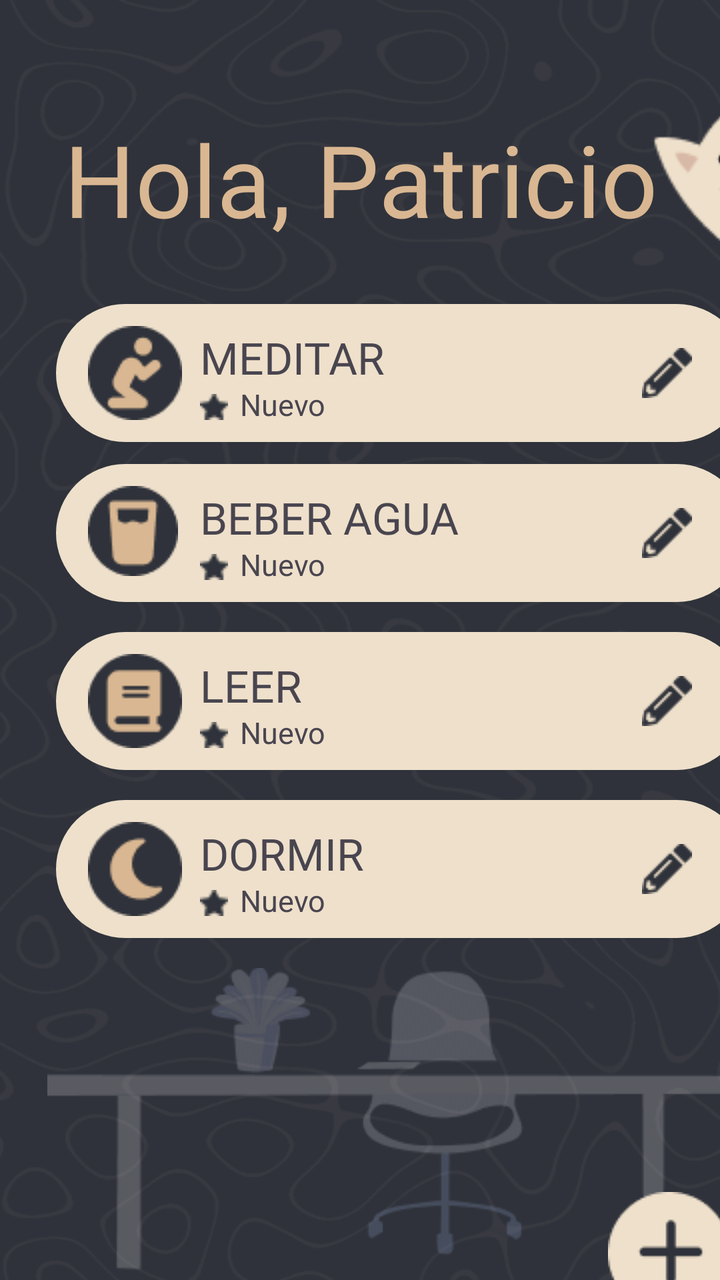
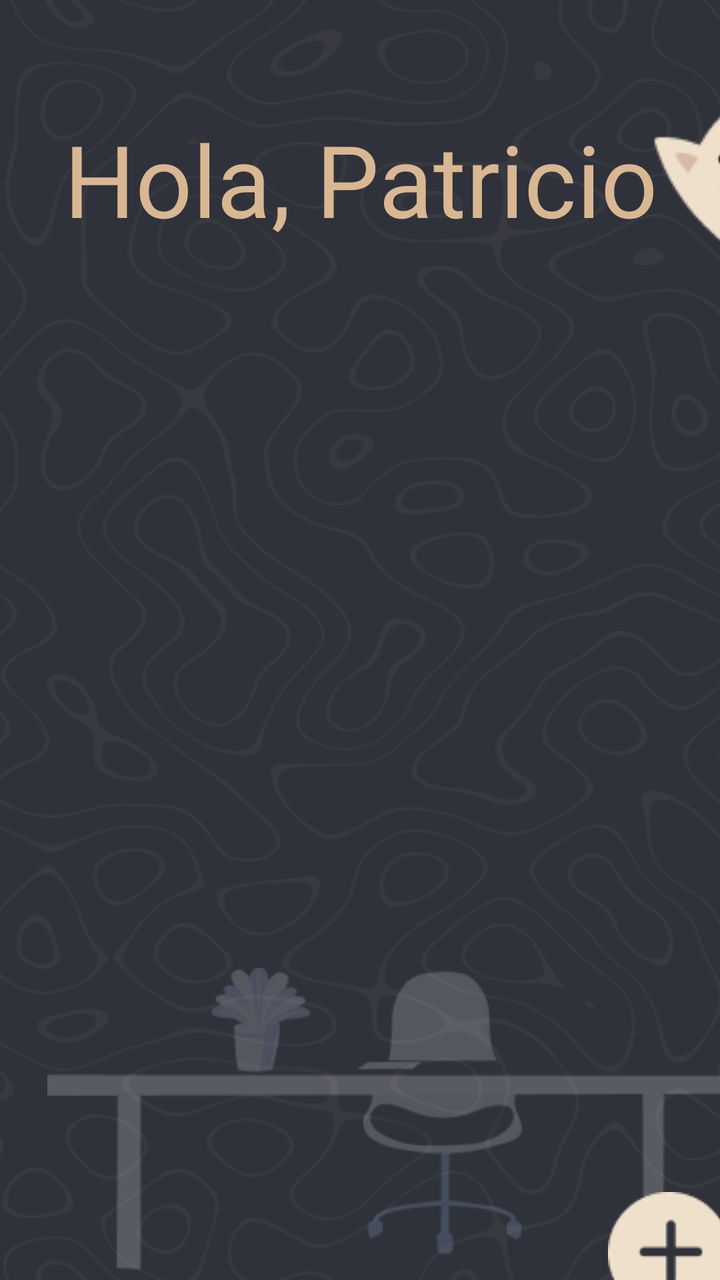

Two renders of the same Android screen: before a commit and after it. Below are the layout's source before the change and the commit's diff.
<!-- AndroidManifest.xml: application theme Theme.OneHabits -->
<!-- res/layout/activity_dashboard.xml -->
<?xml version="1.0" encoding="utf-8"?>
<androidx.constraintlayout.widget.ConstraintLayout xmlns:android="http://schemas.android.com/apk/res/android"
    xmlns:app="http://schemas.android.com/apk/res-auto"
    xmlns:tools="http://schemas.android.com/tools"
    android:layout_width="match_parent"
    android:layout_height="match_parent"
    android:background="@mipmap/fondoxd"
    tools:context=".dashboard">

    <ImageView
        android:id="@+id/imageView2"
        android:layout_width="152dp"
        android:layout_height="158dp"
        android:layout_marginStart="288dp"
        android:layout_marginTop="16dp"
        app:layout_constraintStart_toStartOf="parent"
        app:layout_constraintTop_toTopOf="parent"
        app:srcCompat="@mipmap/gato" />

    <TextView
        android:id="@+id/textView2"
        android:layout_width="wrap_content"
        android:layout_height="wrap_content"
        android:layout_marginStart="32dp"
        android:layout_marginTop="56dp"
        android:fontFamily="@font/staatliches_regular"
        android:text="Hola, Patricio"
        android:textColor="@color/yellow"
        android:textSize="50sp"
        app:layout_constraintStart_toStartOf="parent"
        app:layout_constraintTop_toTopOf="parent" />

    <androidx.constraintlayout.widget.ConstraintLayout
        android:layout_width="345dp"
        android:layout_height="69dp"
        android:layout_marginStart="28dp"
        android:layout_marginTop="152dp"
        android:background="@drawable/bg_card"
        app:layout_constraintStart_toStartOf="parent"
        app:layout_constraintTop_toTopOf="parent">


        <TextView
            android:id="@+id/textView10"
            android:layout_width="wrap_content"
            android:layout_height="wrap_content"
            android:layout_marginStart="72dp"
            android:layout_marginTop="12dp"
            android:fontFamily="@font/lato_regular"
            android:text="MEDITAR"
            android:textSize="22dp"
            app:layout_constraintStart_toStartOf="parent"
            app:layout_constraintTop_toTopOf="parent" />

        <ImageView
            android:id="@+id/imageView15"
            android:layout_width="wrap_content"
            android:layout_height="wrap_content"
            android:layout_marginStart="16dp"
            android:layout_marginTop="11dp"
            app:layout_constraintStart_toStartOf="parent"
            app:layout_constraintTop_toTopOf="parent"
            app:srcCompat="@mipmap/praying" />

        <ImageView
            android:id="@+id/imageView16"
            android:layout_width="wrap_content"
            android:layout_height="wrap_content"
            android:layout_marginStart="293dp"
            android:layout_marginTop="22dp"
            app:layout_constraintStart_toStartOf="parent"
            app:layout_constraintTop_toTopOf="parent"
            app:srcCompat="@mipmap/edit_gray" />

        <ImageView
            android:id="@+id/imageView17"
            android:layout_width="14dp"
            android:layout_height="13dp"
            android:layout_marginStart="72dp"
            android:layout_marginTop="45dp"
            app:layout_constraintStart_toStartOf="parent"
            app:layout_constraintTop_toTopOf="parent"
            app:srcCompat="@mipmap/star" />

        <TextView
            android:id="@+id/textView11"
            android:layout_width="wrap_content"
            android:layout_height="wrap_content"
            android:layout_marginStart="92dp"
            android:layout_marginTop="40dp"
            android:text="Nuevo"
            android:textSize="15sp"
            app:layout_constraintStart_toStartOf="parent"
            app:layout_constraintTop_toTopOf="parent" />


    </androidx.constraintlayout.widget.ConstraintLayout>

    <androidx.constraintlayout.widget.ConstraintLayout
        android:layout_width="345dp"
        android:layout_height="69dp"
        android:layout_marginStart="28dp"
        android:layout_marginTop="400dp"
        android:background="@drawable/bg_card"
        app:layout_constraintStart_toStartOf="parent"
        app:layout_constraintTop_toTopOf="parent">


        <TextView
            android:id="@+id/textView11"
            android:layout_width="wrap_content"
            android:layout_height="wrap_content"
            android:layout_marginStart="72dp"
            android:layout_marginTop="12dp"
            android:fontFamily="@font/lato_regular"
            android:text="DORMIR"
            android:textSize="22dp"
            app:layout_constraintStart_toStartOf="parent"
            app:layout_constraintTop_toTopOf="parent"
            tools:ignore="DuplicateIds" />

        <ImageView
            android:id="@+id/imageView16"
            android:layout_width="wrap_content"
            android:layout_height="wrap_content"
            android:layout_marginStart="16dp"
            android:layout_marginTop="11dp"
            app:layout_constraintStart_toStartOf="parent"
            app:layout_constraintTop_toTopOf="parent"
            app:srcCompat="@mipmap/moon"
            tools:ignore="DuplicateIds" />

        <ImageView
            android:id="@+id/imageView16"
            android:layout_width="wrap_content"
            android:layout_height="wrap_content"
            android:layout_marginStart="293dp"
            android:layout_marginTop="22dp"
            app:layout_constraintStart_toStartOf="parent"
            app:layout_constraintTop_toTopOf="parent"
            app:srcCompat="@mipmap/edit_gray"
            tools:ignore="DuplicateIds" />

        <ImageView
            android:id="@+id/imageView17"
            android:layout_width="14dp"
            android:layout_height="13dp"
            android:layout_marginStart="72dp"
            android:layout_marginTop="45dp"
            app:layout_constraintStart_toStartOf="parent"
            app:layout_constraintTop_toTopOf="parent"
            app:srcCompat="@mipmap/star"
            tools:ignore="DuplicateIds" />

        <TextView
            android:id="@+id/textView11"
            android:layout_width="wrap_content"
            android:layout_height="wrap_content"
            android:layout_marginStart="92dp"
            android:layout_marginTop="40dp"
            android:text="Nuevo"
            android:textSize="15sp"
            app:layout_constraintStart_toStartOf="parent"
            app:layout_constraintTop_toTopOf="parent"
            tools:ignore="DuplicateIds" />
    </androidx.constraintlayout.widget.ConstraintLayout>

    <androidx.constraintlayout.widget.ConstraintLayout
        android:layout_width="345dp"
        android:layout_height="69dp"
        android:layout_marginStart="28dp"
        android:layout_marginTop="316dp"
        android:background="@drawable/bg_card"
        app:layout_constraintStart_toStartOf="parent"
        app:layout_constraintTop_toTopOf="parent">


        <TextView
            android:id="@+id/textView11"
            android:layout_width="wrap_content"
            android:layout_height="wrap_content"
            android:layout_marginStart="72dp"
            android:layout_marginTop="12dp"
            android:fontFamily="@font/lato_regular"
            android:text="LEER"
            android:textSize="22dp"
            app:layout_constraintStart_toStartOf="parent"
            app:layout_constraintTop_toTopOf="parent"
            tools:ignore="DuplicateIds" />

        <ImageView
            android:id="@+id/imageView16"
            android:layout_width="wrap_content"
            android:layout_height="wrap_content"
            android:layout_marginStart="16dp"
            android:layout_marginTop="11dp"
            app:layout_constraintStart_toStartOf="parent"
            app:layout_constraintTop_toTopOf="parent"
            app:srcCompat="@mipmap/book"
            tools:ignore="DuplicateIds" />

        <ImageView
            android:id="@+id/imageView16"
            android:layout_width="wrap_content"
            android:layout_height="wrap_content"
            android:layout_marginStart="293dp"
            android:layout_marginTop="22dp"
            app:layout_constraintStart_toStartOf="parent"
            app:layout_constraintTop_toTopOf="parent"
            app:srcCompat="@mipmap/edit_gray"
            tools:ignore="DuplicateIds" />

        <ImageView
            android:id="@+id/imageView17"
            android:layout_width="14dp"
            android:layout_height="13dp"
            android:layout_marginStart="72dp"
            android:layout_marginTop="45dp"
            app:layout_constraintStart_toStartOf="parent"
            app:layout_constraintTop_toTopOf="parent"
            app:srcCompat="@mipmap/star"
            tools:ignore="DuplicateIds" />

        <TextView
            android:id="@+id/textView11"
            android:layout_width="wrap_content"
            android:layout_height="wrap_content"
            android:layout_marginStart="92dp"
            android:layout_marginTop="40dp"
            android:text="Nuevo"
            android:textSize="15sp"
            app:layout_constraintStart_toStartOf="parent"
            app:layout_constraintTop_toTopOf="parent"
            tools:ignore="DuplicateIds" />
    </androidx.constraintlayout.widget.ConstraintLayout>

    <androidx.constraintlayout.widget.ConstraintLayout
        android:layout_width="345dp"
        android:layout_height="69dp"
        android:layout_marginStart="28dp"
        android:layout_marginTop="232dp"
        android:background="@drawable/bg_card"
        app:layout_constraintStart_toStartOf="parent"
        app:layout_constraintTop_toTopOf="parent">


        <TextView
            android:id="@+id/textView11"
            android:layout_width="wrap_content"
            android:layout_height="wrap_content"
            android:layout_marginStart="72dp"
            android:layout_marginTop="12dp"
            android:fontFamily="@font/lato_regular"
            android:text="BEBER AGUA"
            android:textSize="22dp"
            app:layout_constraintStart_toStartOf="parent"
            app:layout_constraintTop_toTopOf="parent"
            tools:ignore="DuplicateIds" />

        <ImageView
            android:id="@+id/imageView16"
            android:layout_width="wrap_content"
            android:layout_height="wrap_content"
            android:layout_marginStart="16dp"
            android:layout_marginTop="11dp"
            app:layout_constraintStart_toStartOf="parent"
            app:layout_constraintTop_toTopOf="parent"
            app:srcCompat="@mipmap/glass"
            tools:ignore="DuplicateIds" />

        <ImageView
            android:id="@+id/imageView16"
            android:layout_width="wrap_content"
            android:layout_height="wrap_content"
            android:layout_marginStart="293dp"
            android:layout_marginTop="22dp"
            app:layout_constraintStart_toStartOf="parent"
            app:layout_constraintTop_toTopOf="parent"
            app:srcCompat="@mipmap/edit_gray"
            tools:ignore="DuplicateIds" />

        <ImageView
            android:id="@+id/imageView17"
            android:layout_width="14dp"
            android:layout_height="13dp"
            android:layout_marginStart="72dp"
            android:layout_marginTop="45dp"
            app:layout_constraintStart_toStartOf="parent"
            app:layout_constraintTop_toTopOf="parent"
            app:srcCompat="@mipmap/star"
            tools:ignore="DuplicateIds" />

        <TextView
            android:id="@+id/textView11"
            android:layout_width="wrap_content"
            android:layout_height="wrap_content"
            android:layout_marginStart="92dp"
            android:layout_marginTop="40dp"
            android:text="Nuevo"
            android:textSize="15sp"
            app:layout_constraintStart_toStartOf="parent"
            app:layout_constraintTop_toTopOf="parent"
            tools:ignore="DuplicateIds" />
    </androidx.constraintlayout.widget.ConstraintLayout>

    <ImageView
        android:id="@+id/imageView4"
        android:layout_width="357dp"
        android:layout_height="157dp"
        android:layout_marginStart="16dp"
        android:layout_marginTop="484dp"
        app:layout_constraintStart_toStartOf="parent"
        app:layout_constraintTop_toTopOf="parent"
        app:srcCompat="@mipmap/table" />

    <ImageView
        android:id="@+id/btnAdd"
        android:layout_width="wrap_content"
        android:layout_height="wrap_content"
        android:layout_marginStart="304dp"
        android:layout_marginTop="596dp"
        android:onClick="goAdd"
        app:layout_constraintStart_toStartOf="parent"
        app:layout_constraintTop_toTopOf="parent"
        app:srcCompat="@mipmap/add" />

    <TextView
        android:id="@+id/textView3"
        android:layout_width="wrap_content"
        android:layout_height="wrap_content"
        android:layout_marginStart="64dp"
        android:layout_marginTop="672dp"
        android:fontFamily="@font/staatliches_regular"
        android:text="Inicio"
        android:textColor="@color/yellow"
        android:textSize="24dp"
        app:layout_constraintStart_toStartOf="parent"
        app:layout_constraintTop_toTopOf="parent" />

    <TextView
        android:id="@+id/textView4"
        android:layout_width="wrap_content"
        android:layout_height="wrap_content"
        android:layout_marginStart="144dp"
        android:layout_marginTop="672dp"
        android:fontFamily="@font/staatliches_regular"
        android:text="Calendario"
        android:textColor="@color/yellow"
        android:textSize="24dp"
        android:onClick="goCalendar"
        app:layout_constraintStart_toStartOf="parent"
        app:layout_constraintTop_toTopOf="parent" />

    <TextView
        android:id="@+id/textView5"
        android:layout_width="wrap_content"
        android:layout_height="wrap_content"
        android:layout_marginStart="272dp"
        android:layout_marginTop="672dp"
        android:fontFamily="@font/staatliches_regular"
        android:onClick="goSettings"
        android:text="Ajustes"
        android:textColor="@color/yellow"
        android:textSize="24dp"
        android:textStyle="normal"
        app:layout_constraintStart_toStartOf="parent"
        app:layout_constraintTop_toTopOf="parent" />


</androidx.constraintlayout.widget.ConstraintLayout>
<!-- resources referenced by this layout -->
<resources>
  <color name="yellow">#D9B792</color>
  <!-- drawable bg_card (drawable) -->
  <?xml version="1.0" encoding="utf-8"?>
  <shape xmlns:android="http://schemas.android.com/apk/res/android" android:shape="rectangle">
      <corners android:radius="50dp"/>
      <solid android:color="@color/lightyellow" />
  </shape>
  <!-- mipmap add: png bitmap (mipmap-mdpi, 1306 bytes) -->
  <!-- mipmap book: png bitmap (mipmap-mdpi, 1276 bytes) -->
  <!-- mipmap edit_gray: png bitmap (mipmap-mdpi, 531 bytes) -->
  <!-- mipmap fondoxd: png bitmap (mipmap-mdpi, 60838 bytes) -->
  <!-- mipmap gato: png bitmap (mipmap-mdpi, 2811 bytes) -->
  <!-- mipmap glass: png bitmap (mipmap-mdpi, 1271 bytes) -->
  <!-- mipmap moon: png bitmap (mipmap-mdpi, 1438 bytes) -->
  <!-- mipmap praying: png bitmap (mipmap-mdpi, 1644 bytes) -->
  <!-- mipmap star: png bitmap (mipmap-mdpi, 307 bytes) -->
  <!-- mipmap table: png bitmap (mipmap-mdpi, 9207 bytes) -->
  <style name="Theme.OneHabits" parent="Base.Theme.OneHabits" />
  <color name="lightyellow">#eee0cb</color>
  <style name="Base.Theme.OneHabits" parent="Theme.Material3.DayNight.NoActionBar">
          
          
      </style>
</resources>

<!-- the commit's change to res/layout/activity_dashboard.xml (unified diff, before → after) -->
@@ -30,278 +30,6 @@
         app:layout_constraintStart_toStartOf="parent"
         app:layout_constraintTop_toTopOf="parent" />
 
-    <androidx.constraintlayout.widget.ConstraintLayout
-        android:layout_width="345dp"
-        android:layout_height="69dp"
-        android:layout_marginStart="28dp"
-        android:layout_marginTop="152dp"
-        android:background="@drawable/bg_card"
-        app:layout_constraintStart_toStartOf="parent"
-        app:layout_constraintTop_toTopOf="parent">
-
-
-        <TextView
-            android:id="@+id/textView10"
-            android:layout_width="wrap_content"
-            android:layout_height="wrap_content"
-            android:layout_marginStart="72dp"
-            android:layout_marginTop="12dp"
-            android:fontFamily="@font/lato_regular"
-            android:text="MEDITAR"
-            android:textSize="22dp"
-            app:layout_constraintStart_toStartOf="parent"
-            app:layout_constraintTop_toTopOf="parent" />
-
-        <ImageView
-            android:id="@+id/imageView15"
-            android:layout_width="wrap_content"
-            android:layout_height="wrap_content"
-            android:layout_marginStart="16dp"
-            android:layout_marginTop="11dp"
-            app:layout_constraintStart_toStartOf="parent"
-            app:layout_constraintTop_toTopOf="parent"
-            app:srcCompat="@mipmap/praying" />
-
-        <ImageView
-            android:id="@+id/imageView16"
-            android:layout_width="wrap_content"
-            android:layout_height="wrap_content"
-            android:layout_marginStart="293dp"
-            android:layout_marginTop="22dp"
-            app:layout_constraintStart_toStartOf="parent"
-            app:layout_constraintTop_toTopOf="parent"
-            app:srcCompat="@mipmap/edit_gray" />
-
-        <ImageView
-            android:id="@+id/imageView17"
-            android:layout_width="14dp"
-            android:layout_height="13dp"
-            android:layout_marginStart="72dp"
-            android:layout_marginTop="45dp"
-            app:layout_constraintStart_toStartOf="parent"
-            app:layout_constraintTop_toTopOf="parent"
-            app:srcCompat="@mipmap/star" />
-
-        <TextView
-            android:id="@+id/textView11"
-            android:layout_width="wrap_content"
-            android:layout_height="wrap_content"
-            android:layout_marginStart="92dp"
-            android:layout_marginTop="40dp"
-            android:text="Nuevo"
-            android:textSize="15sp"
-            app:layout_constraintStart_toStartOf="parent"
-            app:layout_constraintTop_toTopOf="parent" />
-
-
-    </androidx.constraintlayout.widget.ConstraintLayout>
-
-    <androidx.constraintlayout.widget.ConstraintLayout
-        android:layout_width="345dp"
-        android:layout_height="69dp"
-        android:layout_marginStart="28dp"
-        android:layout_marginTop="400dp"
-        android:background="@drawable/bg_card"
-        app:layout_constraintStart_toStartOf="parent"
-        app:layout_constraintTop_toTopOf="parent">
-
-
-        <TextView
-            android:id="@+id/textView11"
-            android:layout_width="wrap_content"
-            android:layout_height="wrap_content"
-            android:layout_marginStart="72dp"
-            android:layout_marginTop="12dp"
-            android:fontFamily="@font/lato_regular"
-            android:text="DORMIR"
-            android:textSize="22dp"
-            app:layout_constraintStart_toStartOf="parent"
-            app:layout_constraintTop_toTopOf="parent"
-            tools:ignore="DuplicateIds" />
-
-        <ImageView
-            android:id="@+id/imageView16"
-            android:layout_width="wrap_content"
-            android:layout_height="wrap_content"
-            android:layout_marginStart="16dp"
-            android:layout_marginTop="11dp"
-            app:layout_constraintStart_toStartOf="parent"
-            app:layout_constraintTop_toTopOf="parent"
-            app:srcCompat="@mipmap/moon"
-            tools:ignore="DuplicateIds" />
-
-        <ImageView
-            android:id="@+id/imageView16"
-            android:layout_width="wrap_content"
-            android:layout_height="wrap_content"
-            android:layout_marginStart="293dp"
-            android:layout_marginTop="22dp"
-            app:layout_constraintStart_toStartOf="parent"
-            app:layout_constraintTop_toTopOf="parent"
-            app:srcCompat="@mipmap/edit_gray"
-            tools:ignore="DuplicateIds" />
-
-        <ImageView
-            android:id="@+id/imageView17"
-            android:layout_width="14dp"
-            android:layout_height="13dp"
-            android:layout_marginStart="72dp"
-            android:layout_marginTop="45dp"
-            app:layout_constraintStart_toStartOf="parent"
-            app:layout_constraintTop_toTopOf="parent"
-            app:srcCompat="@mipmap/star"
-            tools:ignore="DuplicateIds" />
-
-        <TextView
-            android:id="@+id/textView11"
-            android:layout_width="wrap_content"
-            android:layout_height="wrap_content"
-            android:layout_marginStart="92dp"
-            android:layout_marginTop="40dp"
-            android:text="Nuevo"
-            android:textSize="15sp"
-            app:layout_constraintStart_toStartOf="parent"
-            app:layout_constraintTop_toTopOf="parent"
-            tools:ignore="DuplicateIds" />
-    </androidx.constraintlayout.widget.ConstraintLayout>
-
-    <androidx.constraintlayout.widget.ConstraintLayout
-        android:layout_width="345dp"
-        android:layout_height="69dp"
-        android:layout_marginStart="28dp"
-        android:layout_marginTop="316dp"
-        android:background="@drawable/bg_card"
-        app:layout_constraintStart_toStartOf="parent"
-        app:layout_constraintTop_toTopOf="parent">
-
-
-        <TextView
-            android:id="@+id/textView11"
-            android:layout_width="wrap_content"
-            android:layout_height="wrap_content"
-            android:layout_marginStart="72dp"
-            android:layout_marginTop="12dp"
-            android:fontFamily="@font/lato_regular"
-            android:text="LEER"
-            android:textSize="22dp"
-            app:layout_constraintStart_toStartOf="parent"
-            app:layout_constraintTop_toTopOf="parent"
-            tools:ignore="DuplicateIds" />
-
-        <ImageView
-            android:id="@+id/imageView16"
-            android:layout_width="wrap_content"
-            android:layout_height="wrap_content"
-            android:layout_marginStart="16dp"
-            android:layout_marginTop="11dp"
-            app:layout_constraintStart_toStartOf="parent"
-            app:layout_constraintTop_toTopOf="parent"
-            app:srcCompat="@mipmap/book"
-            tools:ignore="DuplicateIds" />
-
-        <ImageView
-            android:id="@+id/imageView16"
-            android:layout_width="wrap_content"
-            android:layout_height="wrap_content"
-            android:layout_marginStart="293dp"
-            android:layout_marginTop="22dp"
-            app:layout_constraintStart_toStartOf="parent"
-            app:layout_constraintTop_toTopOf="parent"
-            app:srcCompat="@mipmap/edit_gray"
-            tools:ignore="DuplicateIds" />
-
-        <ImageView
-            android:id="@+id/imageView17"
-            android:layout_width="14dp"
-            android:layout_height="13dp"
-            android:layout_marginStart="72dp"
-            android:layout_marginTop="45dp"
-            app:layout_constraintStart_toStartOf="parent"
-            app:layout_constraintTop_toTopOf="parent"
-            app:srcCompat="@mipmap/star"
-            tools:ignore="DuplicateIds" />
-
-        <TextView
-            android:id="@+id/textView11"
-            android:layout_width="wrap_content"
-            android:layout_height="wrap_content"
-            android:layout_marginStart="92dp"
-            android:layout_marginTop="40dp"
-            android:text="Nuevo"
-            android:textSize="15sp"
-            app:layout_constraintStart_toStartOf="parent"
-            app:layout_constraintTop_toTopOf="parent"
-            tools:ignore="DuplicateIds" />
-    </androidx.constraintlayout.widget.ConstraintLayout>
-
-    <androidx.constraintlayout.widget.ConstraintLayout
-        android:layout_width="345dp"
-        android:layout_height="69dp"
-        android:layout_marginStart="28dp"
-        android:layout_marginTop="232dp"
-        android:background="@drawable/bg_card"
-        app:layout_constraintStart_toStartOf="parent"
-        app:layout_constraintTop_toTopOf="parent">
-
-
-        <TextView
-            android:id="@+id/textView11"
-            android:layout_width="wrap_content"
-            android:layout_height="wrap_content"
-            android:layout_marginStart="72dp"
-            android:layout_marginTop="12dp"
-            android:fontFamily="@font/lato_regular"
-            android:text="BEBER AGUA"
-            android:textSize="22dp"
-            app:layout_constraintStart_toStartOf="parent"
-            app:layout_constraintTop_toTopOf="parent"
-            tools:ignore="DuplicateIds" />
-
-        <ImageView
-            android:id="@+id/imageView16"
-            android:layout_width="wrap_content"
-            android:layout_height="wrap_content"
-            android:layout_marginStart="16dp"
-            android:layout_marginTop="11dp"
-            app:layout_constraintStart_toStartOf="parent"
-            app:layout_constraintTop_toTopOf="parent"
-            app:srcCompat="@mipmap/glass"
-            tools:ignore="DuplicateIds" />
-
-        <ImageView
-            android:id="@+id/imageView16"
-            android:layout_width="wrap_content"
-            android:layout_height="wrap_content"
-            android:layout_marginStart="293dp"
-            android:layout_marginTop="22dp"
-            app:layout_constraintStart_toStartOf="parent"
-            app:layout_constraintTop_toTopOf="parent"
-            app:srcCompat="@mipmap/edit_gray"
-            tools:ignore="DuplicateIds" />
-
-        <ImageView
-            android:id="@+id/imageView17"
-            android:layout_width="14dp"
-            android:layout_height="13dp"
-            android:layout_marginStart="72dp"
-            android:layout_marginTop="45dp"
-            app:layout_constraintStart_toStartOf="parent"
-            app:layout_constraintTop_toTopOf="parent"
-            app:srcCompat="@mipmap/star"
-            tools:ignore="DuplicateIds" />
-
-        <TextView
-            android:id="@+id/textView11"
-            android:layout_width="wrap_content"
-            android:layout_height="wrap_content"
-            android:layout_marginStart="92dp"
-            android:layout_marginTop="40dp"
-            android:text="Nuevo"
-            android:textSize="15sp"
-            app:layout_constraintStart_toStartOf="parent"
-            app:layout_constraintTop_toTopOf="parent"
-            tools:ignore="DuplicateIds" />
-    </androidx.constraintlayout.widget.ConstraintLayout>
 
     <ImageView
         android:id="@+id/imageView4"
@@ -344,10 +72,10 @@
         android:layout_marginStart="144dp"
         android:layout_marginTop="672dp"
         android:fontFamily="@font/staatliches_regular"
+        android:onClick="goCalendar"
         android:text="Calendario"
         android:textColor="@color/yellow"
         android:textSize="24dp"
-        android:onClick="goCalendar"
         app:layout_constraintStart_toStartOf="parent"
         app:layout_constraintTop_toTopOf="parent" />
 
@@ -366,5 +94,21 @@
         app:layout_constraintStart_toStartOf="parent"
         app:layout_constraintTop_toTopOf="parent" />
 
+    <LinearLayout
+        android:layout_width="400dp"
+        android:layout_height="308dp"
+        android:layout_marginStart="1dp"
+        android:layout_marginTop="175dp"
+        android:orientation="vertical"
+        app:layout_constraintStart_toStartOf="parent"
+        app:layout_constraintTop_toTopOf="parent">
+
+        <androidx.recyclerview.widget.RecyclerView
+            android:id="@+id/listItem"
+            android:layout_width="match_parent"
+            android:layout_height="match_parent"
+            android:layout_gravity="center_horizontal|center_vertical" />
+    </LinearLayout>
+
 
 </androidx.constraintlayout.widget.ConstraintLayout>
<!-- resource entries referenced after the edit -->
@@ -1,24 +1,11 @@
 <!-- resources referenced by this layout -->
 <resources>
   <color name="yellow">#D9B792</color>
-  <!-- drawable bg_card (drawable) -->
-  <?xml version="1.0" encoding="utf-8"?>
-  <shape xmlns:android="http://schemas.android.com/apk/res/android" android:shape="rectangle">
-      <corners android:radius="50dp"/>
-      <solid android:color="@color/lightyellow" />
-  </shape>
   <!-- mipmap add: png bitmap (mipmap-mdpi, 1306 bytes) -->
-  <!-- mipmap book: png bitmap (mipmap-mdpi, 1276 bytes) -->
-  <!-- mipmap edit_gray: png bitmap (mipmap-mdpi, 531 bytes) -->
   <!-- mipmap fondoxd: png bitmap (mipmap-mdpi, 60838 bytes) -->
   <!-- mipmap gato: png bitmap (mipmap-mdpi, 2811 bytes) -->
-  <!-- mipmap glass: png bitmap (mipmap-mdpi, 1271 bytes) -->
-  <!-- mipmap moon: png bitmap (mipmap-mdpi, 1438 bytes) -->
-  <!-- mipmap praying: png bitmap (mipmap-mdpi, 1644 bytes) -->
-  <!-- mipmap star: png bitmap (mipmap-mdpi, 307 bytes) -->
   <!-- mipmap table: png bitmap (mipmap-mdpi, 9207 bytes) -->
   <style name="Theme.OneHabits" parent="Base.Theme.OneHabits" />
-  <color name="lightyellow">#eee0cb</color>
   <style name="Base.Theme.OneHabits" parent="Theme.Material3.DayNight.NoActionBar">
           
           
